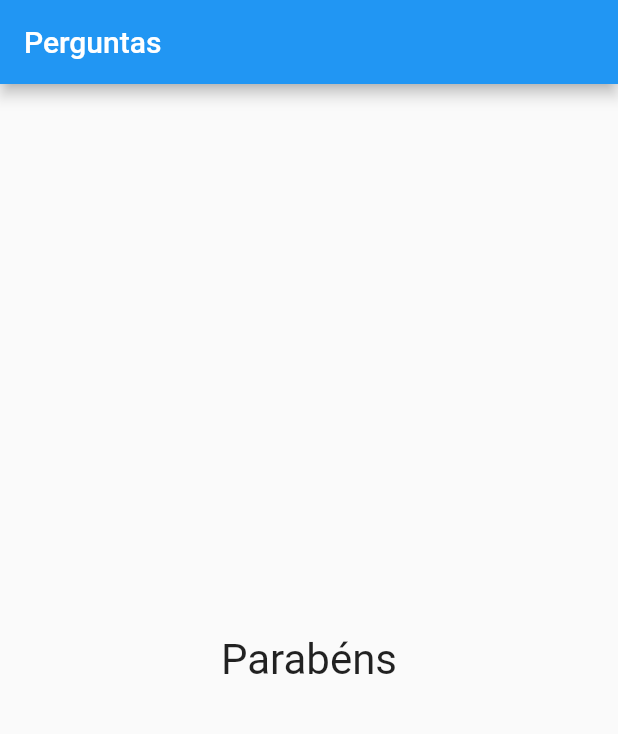
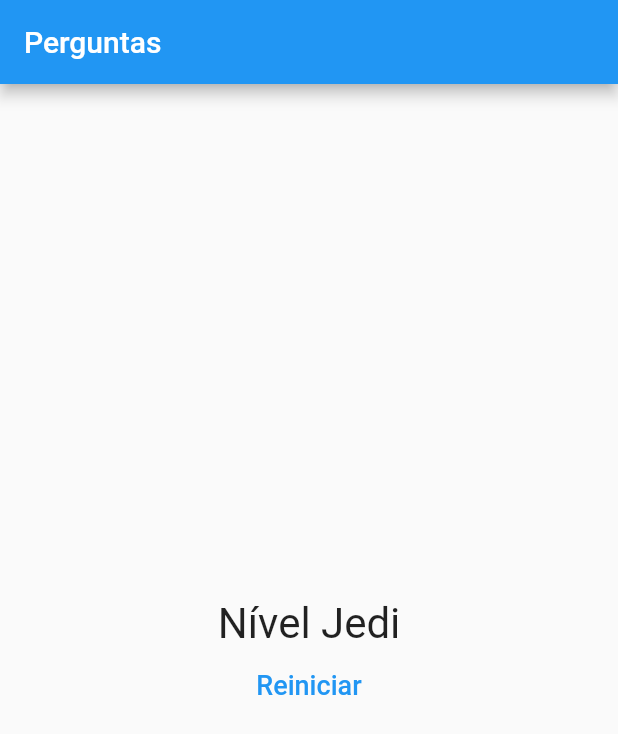
Before and after one commit to gabrielbcruz99/PerguntasApp, a Flutter app: the screen it shows after launch, after a tap on "Preto", after a tap on "Gato", after a tap on "Java", on a phone screen of 412 x 824 dp. Shown: the top 734 px of the screen. Run offline on Flutter 3.47's test engine with Material 2 defaults, Android fonts, the phone set to English and light mode, and no system bars.

Commit message:
Versão final do primeiro projeto de flutter

```diff
--- a/lib/main.dart
+++ b/lib/main.dart
@@ -6,47 +6,58 @@ main() => runApp(PerguntaApp());
 
 class _PerguntaAppState extends State<PerguntaApp>{
   var _perguntaSelecionada = 0;
+  var _pontuacaoTotal = 0;
        final _perguntas = const [
         {
           'texto': 'Qual sua cor favorita?',
           'respostas': [
-            {'texto': 'Preto',  'nota': 10 },
-            {'texto': 'Vermelho',  'nota': 5},
-            {'texto': 'Branco', 'nota': 3 },
-            {'texto': 'Amarelo', 'nota': 1 },
+            {'texto': 'Preto',  'pontuacao': 10 },
+            {'texto': 'Vermelho',  'pontuacao': 5},
+            {'texto': 'Branco', 'pontuacao': 3 },
+            {'texto': 'Amarelo', 'pontuacao': 1 },
             ],
         },
         {
           'texto': 'Qual seu animal favorito',
           'respostas': [
-            {'texto': 'Cachorro', 'nota' : 10},
-            {'texto': 'Gato',  'nota' : 5},
-            {'texto': 'Papagaio',  'nota' : 3},
-            {'texto': 'Peixe', 'nota': 1},
+            {'texto': 'Cachorro', 'pontuacao' : 10},
+            {'texto': 'Gato',  'pontuacao' : 5},
+            {'texto': 'Papagaio',  'pontuacao' : 3},
+            {'texto': 'Peixe', 'pontuacao': 1},
             ],
         },
         {
           'texto': 'Qual sua linguagem favorita',
           'respostas': [
-            { 'texto': 'Javascript','nota':10},
-            { 'texto': 'PHP','nota':5},
-            { 'texto': 'Java','nota':3},
-            { 'texto': 'C#', 'nota':1},
+            { 'texto': 'Javascript','pontuacao':10},
+            { 'texto': 'PHP','pontuacao':5},
+            { 'texto': 'Java','pontuacao':3},
+            { 'texto': 'C#', 'pontuacao':1},
             ],
         }
      ];
 
-    bool get temPerguntaSelecionada {
+
+    void _responder(int pontuacao) {
+      if(temPerguntaSelecionada){
+        setState(() {
+        _perguntaSelecionada++;
+        _pontuacaoTotal += pontuacao;
+     });
+    }
+  }
+
+  void _reiniciarQuestionario(){
+    setState(() {
+      _perguntaSelecionada = 0;
+      _pontuacaoTotal = 0;
+    });
+  }
+
+  bool get temPerguntaSelecionada {
       return _perguntaSelecionada < _perguntas.length;
     }
 
-    void _responder() {
-      if(temPerguntaSelecionada){
-        setState(() {
-        _perguntaSelecionada++;
-     });
-    }
-  }
 
 
 
@@ -62,7 +73,7 @@ class _PerguntaAppState extends State<PerguntaApp>{
          ? Questionario(perguntas: _perguntas,
                         perguntaSelecionada: _perguntaSelecionada,
                         quandoResponder: _responder)
-         : Resultado(),
+         : Resultado(_pontuacaoTotal, _reiniciarQuestionario),
         ),
       );
   }
--- a/lib/questionario.dart
+++ b/lib/questionario.dart
@@ -6,7 +6,7 @@ class Questionario extends StatelessWidget {
 
   final List<Map<String, Object>> perguntas;
   final int perguntaSelecionada;
-  final void Function() quandoResponder;
+  final void Function(int) quandoResponder;
 
   Questionario({
     required this.perguntas,
@@ -26,7 +26,12 @@ class Questionario extends StatelessWidget {
     return Column(
           children: <Widget>[
             Questao(perguntas[perguntaSelecionada]['texto'].toString()),
-            ...respostas.map((resp) => Resposta(resp['texto'].toString(), quandoResponder)).toList(),
+            ...respostas.map((resp) {
+            return  Resposta(
+              resp['texto'].toString(),
+              () => quandoResponder(int.parse(resp['pontuacao'].toString())),
+              );
+             }).toList(),
           ],
         );
   }
--- a/lib/resultado.dart
+++ b/lib/resultado.dart
@@ -2,14 +2,42 @@ import 'package:flutter/material.dart';
 
 class Resultado extends StatelessWidget {
 
+  final int pontuacao;
+  final void Function() quandoReiniciarQuestionario;
+
+  Resultado(this.pontuacao, this.quandoReiniciarQuestionario);
+
+  String get fraseResultado {
+    if(pontuacao < 8 ){
+      return 'Parabens';
+    } else if(pontuacao < 12){
+      return 'Você é bom';
+    } else if(pontuacao < 16){
+      return 'Impressionante';
+    } else {
+      return 'Nível Jedi';
+    }
+  }
 
   @override
   Widget build(BuildContext context) {
-    return Center(
+    return Column(
+      mainAxisAlignment: MainAxisAlignment.center,
+      children: [
+        Center(
+              child: Text(
+                fraseResultado,
+                style: TextStyle(fontSize: 28),
+                ),
+        ),
+        FlatButton(
           child: Text(
-            'Parabéns',
-            style: TextStyle(fontSize: 28),
-            ),
+            'Reiniciar',
+            style: TextStyle(fontSize: 18),),
+            textColor: Colors.blue,
+        onPressed: quandoReiniciarQuestionario,
+        )
+      ],
     );
   }
 }
```
